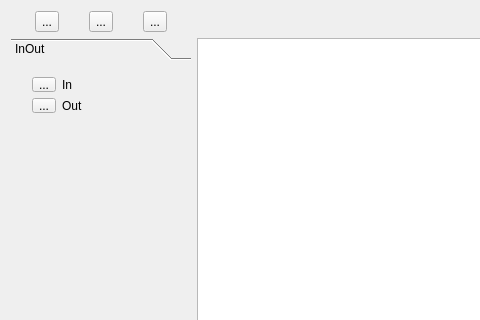
Above: src/mainwindow.ui from MATF-RS20/RS010-circuitdesign before the change; both pictures show x 0 to 480 and y 0 to 320 of the 700 by 468 pixel window. Below: the same form after it.
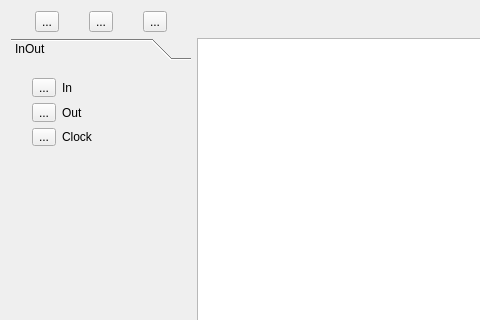
That is the form after the change. The open tabs and pages were chosen to show the change. Icons and pictures are not drawn.

Commit message: Dodaat clockGate

Patch:
```diff
--- a/src/mainwindow.ui
+++ b/src/mainwindow.ui
@@ -173,13 +173,13 @@
          <attribute name="label">
           <string>InOut</string>
          </attribute>
-         <widget class="QWidget" name="layoutWidget">
+         <widget class="QWidget" name="">
           <property name="geometry">
            <rect>
             <x>10</x>
-            <y>0</y>
-            <width>101</width>
-            <height>58</height>
+            <y>1</y>
+            <width>103</width>
+            <height>90</height>
            </rect>
           </property>
           <layout class="QVBoxLayout" name="verticalLayout_2">
@@ -239,6 +239,27 @@
              </item>
             </layout>
            </item>
+           <item>
+            <layout class="QHBoxLayout" name="horizontalLayout_8">
+             <item>
+              <widget class="QToolButton" name="clockButton">
+               <property name="text">
+                <string>...</string>
+               </property>
+               <attribute name="buttonGroup">
+                <string notr="true">buttonGroup</string>
+               </attribute>
+              </widget>
+             </item>
+             <item>
+              <widget class="QLabel" name="labelClock">
+               <property name="text">
+                <string>Clock</string>
+               </property>
+              </widget>
+             </item>
+            </layout>
+           </item>
           </layout>
          </widget>
         </widget>
```
Left out of the diff: 4 changed lines with no effect on the pictures. The commit also changes 13 other files.
